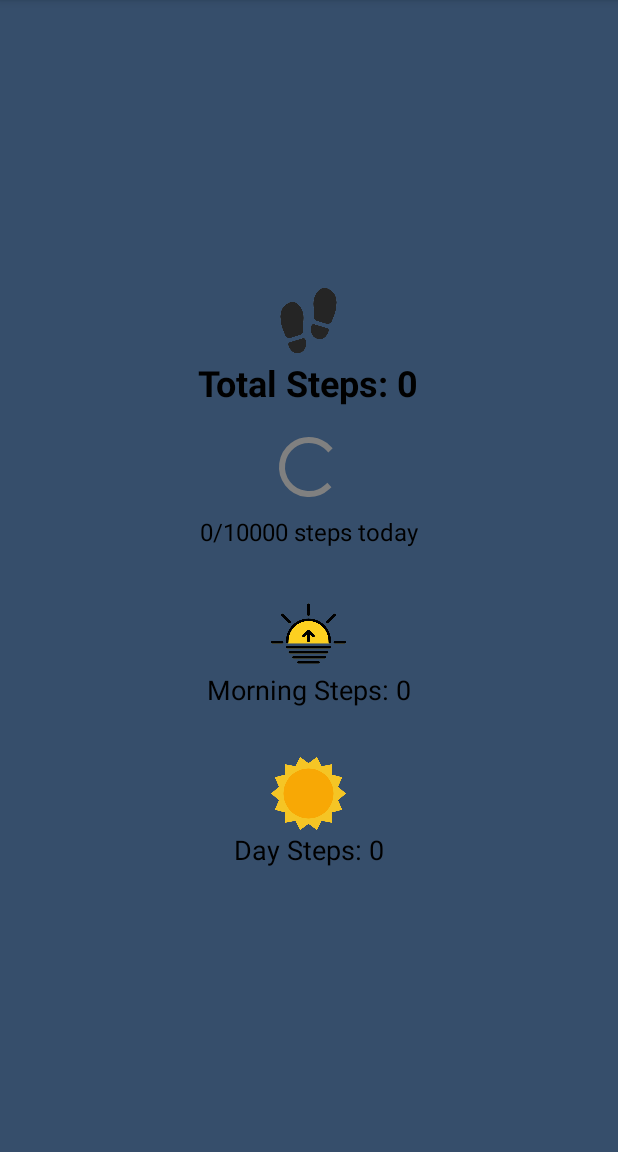
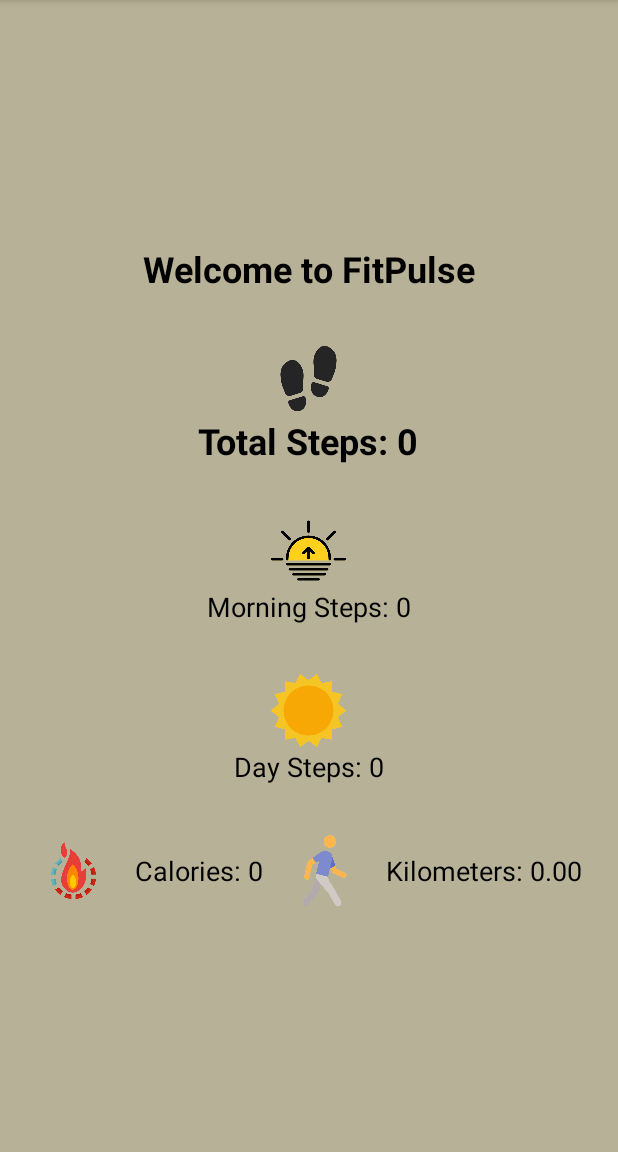
Before and after one commit to MartinTTodorov/Kotlin_Fitness_Tracker, an Android app: the screen it shows after launch (MainActivity), on a phone screen of 412 x 824 dp, the part 84-1236 px from its top. Run offline under Robolectric (Android 15) with nearby library versions, the phone set to English and light mode, and no system bars.

Commit message:
added track of calories and kilometers

```diff
--- a/FitnessTracker/app/src/main/java/com/example/fitnesstracker/MainActivity.kt
+++ b/FitnessTracker/app/src/main/java/com/example/fitnesstracker/MainActivity.kt
@@ -15,6 +15,10 @@ class MainActivity : AppCompatActivity() {
     private lateinit var totalStepsTextView: TextView
     private lateinit var morningStepsTextView: TextView
     private lateinit var dayStepsTextView: TextView
+    private lateinit var caloriesTextView: TextView
+    private lateinit var kilometersTextView: TextView
+    private val CALORIES_PER_STEP = 0.04
+    private val KILOMETERS_PER_STEP = 0.0008
 
     override fun onCreate(savedInstanceState: Bundle?) {
         super.onCreate(savedInstanceState)
@@ -23,8 +27,9 @@ class MainActivity : AppCompatActivity() {
         totalStepsTextView = findViewById(R.id.totalStepsTextView)
         morningStepsTextView = findViewById(R.id.morningStepsTextView)
         dayStepsTextView = findViewById(R.id.dayStepsTextView)
+        caloriesTextView = findViewById(R.id.totalCaloriesTextView)
+        kilometersTextView = findViewById(R.id.totalKilometersTextView)
         stepCounter = StepCounter(this)
-
 
         if (Build.VERSION.SDK_INT >= Build.VERSION_CODES.Q && checkSelfPermission(Manifest.permission.ACTIVITY_RECOGNITION) != PackageManager.PERMISSION_GRANTED) {
             requestPermissions(arrayOf(Manifest.permission.ACTIVITY_RECOGNITION), 0)
@@ -47,9 +52,14 @@ class MainActivity : AppCompatActivity() {
         val morningSteps = getMorningSteps()
         val daySteps = totalSteps - morningSteps
 
+        val calories = calculateCalories(totalSteps)
+        val kilometers = calculateKilometers(totalSteps)
+
         totalStepsTextView.text = "Total Steps: $totalSteps"
         morningStepsTextView.text = "Morning Steps: $morningSteps"
         dayStepsTextView.text = "Day Steps: $daySteps"
+        caloriesTextView.text = "Calories: ${calories.toInt()}"
+        kilometersTextView.text = String.format("Kilometers: %.2f", kilometers)
     }
 
     private fun getMorningSteps(): Int {
@@ -66,4 +76,12 @@ class MainActivity : AppCompatActivity() {
         val stepCount = stepCounter.getStepsSince(startTime, stepSensor)
         return stepCount
     }
+
+    private fun calculateCalories(steps: Int): Double {
+        return steps * CALORIES_PER_STEP
+    }
+
+    private fun calculateKilometers(steps: Int): Double {
+        return steps * KILOMETERS_PER_STEP
+    }
 }
--- a/FitnessTracker/app/src/main/res/layout/activity_main.xml
+++ b/FitnessTracker/app/src/main/res/layout/activity_main.xml
@@ -5,9 +5,19 @@
     android:layout_height="match_parent"
     android:gravity="center"
     android:padding="16dp"
-    android:background="@color/dark_blue"
+    android:background="@color/Bland"
     >
 
+
+    <TextView
+        android:id="@+id/welcomeTextView"
+        android:layout_width="wrap_content"
+        android:layout_height="wrap_content"
+        android:textSize="24sp"
+        android:textColor="@color/black"
+        android:textStyle="bold"
+        android:text="Welcome to FitPulse"
+        android:layout_gravity="center_horizontal"/>
 
     <ImageView
         android:id="@+id/stepIcon"
@@ -15,8 +25,8 @@
         android:layout_height="50dp"
         android:src="@drawable/step"
         android:contentDescription="@string/step_icon_description"
-        android:layout_gravity="center_horizontal"/>
-
+        android:layout_gravity="center_horizontal"
+        android:layout_marginTop="32dp"/>
 
     <TextView
         android:id="@+id/totalStepsTextView"
@@ -25,27 +35,8 @@
         android:textSize="24sp"
         android:textColor="@color/black"
         android:textStyle="bold"
-        android:text="Total Steps: 0" />
-
-    <ProgressBar
-        android:id="@+id/dailyProgress"
-        android:layout_width="match_parent"
-        android:layout_height="wrap_content"
-        android:progress="0"
-        android:max="100"
-        android:layout_marginTop="16dp"
-        android:progressTint="@color/blue"
-        android:indeterminateTint="@color/gray"/>
-
-    <TextView
-        android:id="@+id/progressTextView"
-        android:layout_width="wrap_content"
-        android:layout_height="wrap_content"
-        android:textSize="16sp"
-        android:textColor="@color/black"
-        android:text="0/10000 steps today"
-        android:layout_gravity="center_horizontal"
-        android:layout_marginTop="8dp"/>
+        android:text="Total Steps: 0"
+        android:layout_gravity="center_horizontal" />
 
     <ImageView
         android:id="@+id/sunriseIcon"
@@ -83,4 +74,52 @@
         android:text="Day Steps: 0"
         android:layout_gravity="center_horizontal" />
 
+    <LinearLayout
+        android:layout_width="match_parent"
+        android:layout_height="wrap_content"
+        android:orientation="horizontal"
+        android:gravity="center"
+        android:layout_marginTop="32dp"
+        >
+
+        <ImageView
+            android:id="@+id/calorieIcon"
+            android:layout_width="50dp"
+            android:layout_height="50dp"
+            android:src="@drawable/calories"
+            android:contentDescription="@string/calorie_icon_description"
+            android:layout_gravity="center_vertical"/>
+
+        <TextView
+            android:id="@+id/totalCaloriesTextView"
+            android:layout_width="wrap_content"
+            android:layout_height="wrap_content"
+            android:textSize="18sp"
+            android:textColor="@color/black"
+            android:text="0 kcal"
+            android:layout_gravity="center_vertical"
+            android:layout_marginStart="16dp"/>
+
+        <ImageView
+            android:id="@+id/kilometerIcon"
+            android:layout_width="50dp"
+            android:layout_height="50dp"
+            android:src="@drawable/person"
+            android:contentDescription="@string/kilometer_icon_description"
+            android:layout_gravity="center_vertical"
+            android:layout_marginStart="16dp"/>
+
+        <TextView
+            android:id="@+id/totalKilometersTextView"
+            android:layout_width="wrap_content"
+            android:layout_height="wrap_content"
+            android:textSize="18sp"
+            android:textColor="@color/black"
+            android:text="0 km"
+            android:layout_gravity="center_vertical"
+            android:layout_marginStart="16dp"/>
+
+    </LinearLayout>
+
+
 </LinearLayout>
--- a/FitnessTracker/app/src/main/res/values/colors.xml
+++ b/FitnessTracker/app/src/main/res/values/colors.xml
@@ -9,5 +9,5 @@
     <color name="white">#FFFFFFFF</color>
     <color name="blue">#0000FF</color>
     <color name="gray">#808080</color>
-    <color name="dark_blue">#364E6B</color>
+    <color name="Bland">#b7b197</color>
 </resources>
--- a/FitnessTracker/app/src/main/res/values/strings.xml
+++ b/FitnessTracker/app/src/main/res/values/strings.xml
@@ -3,5 +3,7 @@
     <string name="step_icon_description">Step icon</string>
     <string name="sunrise_icon_description">Sunrise icon</string>
     <string name="sun_icon_description">Sun icon</string>
+    <string name="calorie_icon_description">Sun icon</string>
+    <string name="kilometer_icon_description">Sun icon</string>
 
 </resources>
```
Also changed, not shown: FitnessTracker/app/src/main/res/drawable/calories.png (added), FitnessTracker/app/src/main/res/drawable/person.png (added).
